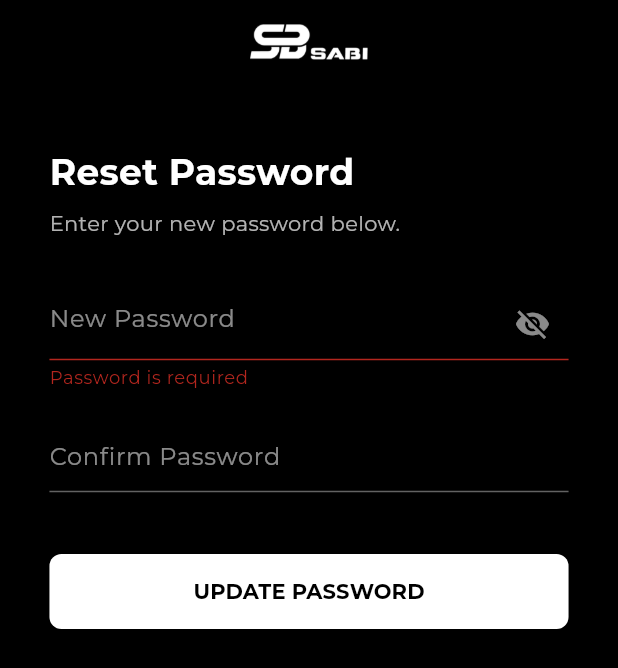
After one commit to rayhanoval/ecommerce_sabi, a Flutter app: the UpdatePasswordPage screen opened directly, after a tap on "UPDATE PASSWORD", on a phone screen of 412 x 824 dp. The commit adds this screen. Shown: the top 668 px of the screen. Run offline on Flutter 3.47's test engine with Material 3 defaults, Android fonts, the phone set to English and light mode, and no system bars; our stand-ins replace flutter_riverpod, google_fonts, image_picker, pdf, supabase_flutter; missing offline and left inert: universal_html; accounts and stored records are empty; project files that could hold a hidden picture were left out.

Commit message:
feat: jago gua

```diff
--- /dev/null
+++ b/lib/src/pages/update_password_page.dart
@@ -0,0 +1,176 @@
+import 'package:flutter/material.dart';
+import 'package:flutter_riverpod/flutter_riverpod.dart';
+import '../services/auth_repository.dart';
+import 'login_page.dart';
+
+class UpdatePasswordPage extends ConsumerStatefulWidget {
+  const UpdatePasswordPage({super.key});
+
+  @override
+  ConsumerState<UpdatePasswordPage> createState() => _UpdatePasswordPageState();
+}
+
+class _UpdatePasswordPageState extends ConsumerState<UpdatePasswordPage> {
+  final _newPasswordController = TextEditingController();
+  final _confirmPasswordController = TextEditingController();
+  final _formKey = GlobalKey<FormState>();
+  bool _isLoading = false;
+  bool _obscureText = true;
+
+  @override
+  void dispose() {
+    _newPasswordController.dispose();
+    _confirmPasswordController.dispose();
+    super.dispose();
+  }
+
+  Future<void> _updatePassword() async {
+    if (!_formKey.currentState!.validate()) return;
+
+    setState(() => _isLoading = true);
+
+    try {
+      await ref
+          .read(authRepositoryProvider)
+          .updatePassword(_newPasswordController.text);
+
+      if (!mounted) return;
+
+      ScaffoldMessenger.of(context).showSnackBar(
+        const SnackBar(content: Text('Password updated successfully')),
+      );
+
+      // Go to Login, remove all previous routes to be safe
+      Navigator.of(context).pushAndRemoveUntil(
+        MaterialPageRoute(builder: (_) => const LoginPage()),
+        (route) => false,
+      );
+    } catch (e) {
+      if (mounted) {
+        ScaffoldMessenger.of(context).showSnackBar(
+          SnackBar(content: Text(e.toString())),
+        );
+      }
+    } finally {
+      if (mounted) setState(() => _isLoading = false);
+    }
+  }
+
+  @override
+  Widget build(BuildContext context) {
+    final s = MediaQuery.of(context).size;
+
+    return Scaffold(
+      backgroundColor: Colors.black,
+      appBar: AppBar(
+        backgroundColor: Colors.black,
+        elevation: 0,
+        centerTitle: true,
+        title: Image.asset(
+          'assets/images/sabi_login.png',
+          height: 24,
+          fit: BoxFit.contain,
+        ),
+      ),
+      body: SafeArea(
+        child: SingleChildScrollView(
+          padding: EdgeInsets.symmetric(horizontal: s.width * 0.08),
+          child: Form(
+            key: _formKey,
+            child: Column(
+              crossAxisAlignment: CrossAxisAlignment.start,
+              children: [
+                SizedBox(height: s.height * 0.05),
+                const Text(
+                  'Reset Password',
+                  style: TextStyle(
+                    color: Colors.white,
+                    fontSize: 24,
+                    fontWeight: FontWeight.bold,
+                  ),
+                ),
+                const SizedBox(height: 8),
+                const Text(
+                  'Enter your new password below.',
+                  style: TextStyle(color: Colors.white70),
+                ),
+                SizedBox(height: s.height * 0.04),
+                TextFormField(
+                  controller: _newPasswordController,
+                  obscureText: _obscureText,
+                  style: const TextStyle(color: Colors.white),
+                  decoration: InputDecoration(
+                    hintText: 'New Password',
+                    hintStyle: const TextStyle(color: Colors.white54),
+                    enabledBorder: const UnderlineInputBorder(
+                      borderSide: BorderSide(color: Colors.white38),
+                    ),
+                    focusedBorder: const UnderlineInputBorder(
+                      borderSide: BorderSide(color: Colors.white),
+                    ),
+                    suffixIcon: IconButton(
+                      icon: Icon(
+                        _obscureText ? Icons.visibility_off : Icons.visibility,
+                        color: Colors.white54,
+                      ),
+                      onPressed: () =>
+                          setState(() => _obscureText = !_obscureText),
+                    ),
+                  ),
+                  validator: (v) {
+                    if (v == null || v.isEmpty) return 'Password is required';
+                    if (v.length < 8) return 'Minimum 8 characters';
+                    return null;
+                  },
+                ),
+                SizedBox(height: 20),
+                TextFormField(
+                  controller: _confirmPasswordController,
+                  obscureText: _obscureText,
+                  style: const TextStyle(color: Colors.white),
+                  decoration: const InputDecoration(
+                    hintText: 'Confirm Password',
+                    hintStyle: TextStyle(color: Colors.white54),
+                    enabledBorder: UnderlineInputBorder(
+                      borderSide: BorderSide(color: Colors.white38),
+                    ),
+                    focusedBorder: UnderlineInputBorder(
+                      borderSide: BorderSide(color: Colors.white),
+                    ),
+                  ),
+                  validator: (v) {
+                    if (v != _newPasswordController.text) {
+                      return 'Passwords do not match';
+                    }
+                    return null;
+                  },
+                ),
+                SizedBox(height: s.height * 0.05),
+                SizedBox(
+                  width: double.infinity,
+                  height: 50,
+                  child: ElevatedButton(
+                    onPressed: _isLoading ? null : _updatePassword,
+                    style: ElevatedButton.styleFrom(
+                      backgroundColor: Colors.white,
+                      foregroundColor: Colors.black,
+                      shape: RoundedRectangleBorder(
+                        borderRadius: BorderRadius.circular(8),
+                      ),
+                    ),
+                    child: _isLoading
+                        ? const CircularProgressIndicator(color: Colors.black)
+                        : const Text(
+                            'UPDATE PASSWORD',
+                            style: TextStyle(fontWeight: FontWeight.bold),
+                          ),
+                  ),
+                ),
+              ],
+            ),
+          ),
+        ),
+      ),
+    );
+  }
+}
```
Also changed, not shown: lib/src/pages/forgot_password_page.dart (added, +141 -0 lines), lib/src/pages/login_page.dart (+22 -0 lines), lib/src/pages/splash_page.dart (+2 -7 lines), lib/src/pages/verify_otp_page.dart (added, +147 -0 lines), lib/src/services/auth_repository.dart (+37 -0 lines).
